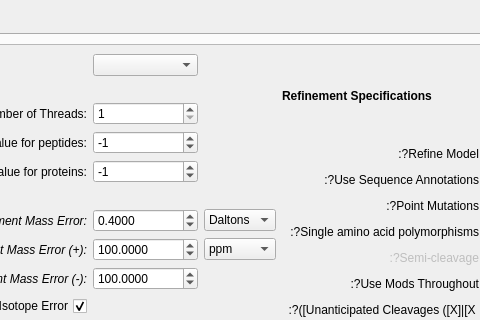
This is pyXTandem/mainGUI.ui in mfitzp/toolz as Qt 5 draws it before an edit; both pictures show x 398 to 878 and y 0 to 320 of the 1057 by 1083 pixel window. The edited form follows.
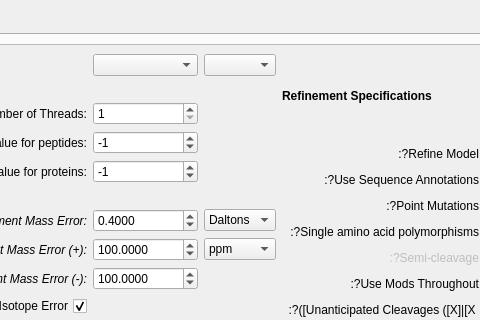
This is the edited form.

```diff
--- a/pyXTandem/mainGUI.ui
+++ b/pyXTandem/mainGUI.ui
@@ -52,13 +52,13 @@
            <property name="widgetResizable">
             <bool>true</bool>
            </property>
-           <widget class="QWidget" name="scrollAreaWidgetContents">
-            <property name="geometry">
+           <widget class="QWidget" name="scrollAreaWidgetContents" >
+            <property name="geometry" >
              <rect>
               <x>0</x>
               <y>0</y>
-              <width>994</width>
-              <height>751</height>
+              <width>996</width>
+              <height>661</height>
              </rect>
             </property>
             <layout class="QHBoxLayout" name="horizontalLayout_7">
@@ -878,6 +878,9 @@
                  </property>
                 </widget>
                </item>
+               <item row="0" column="2" >
+                <widget class="QComboBox" name="defaultAnalyzerParamCB" />
+               </item>
               </layout>
              </item>
              <item>
```
Left out of the diff: 1059 changed lines with no effect on the pictures.
